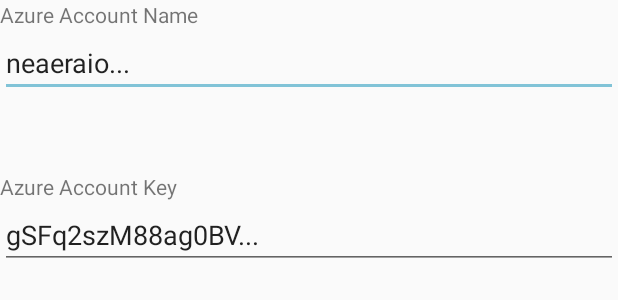
After one commit to TonyEnglish/V2X_MobileApplication, an Android app: the layout settings_fragment.xml on its own in the app's theme, with its tools: preview values and no code run, on a phone screen of 412 x 824 dp. The commit adds this screen. Shown: the top 300 px of the screen. Run offline under Robolectric (Android 15) with nearby library versions, the phone set to English and light mode, and no system bars.

Commit message:
Added main and settings pages

```diff
--- a/WZDCTool/app/src/main/java/com/wzdctool/android/SecondFragmentViewModel.kt
+++ b/WZDCTool/app/src/main/java/com/wzdctool/android/SecondFragmentViewModel.kt
@@ -246,7 +246,7 @@ class SecondFragmentViewModel : ViewModel() {
         dataLog.value = false
         dataLoggingVar = false
         gotRP.value = false
-        navigationLiveData.value = R.id.action_SecondFragment_to_FirstFragment
+        navigationLiveData.value = R.id.action_SecondFragment_to_MainFragment
 
         viewModelScope.launch(Dispatchers.IO) {
             DataFileRepository.dataFileName =
--- a/WZDCTool/app/src/main/java/com/wzdctool/android/repos/DataClassesRepository.kt
+++ b/WZDCTool/app/src/main/java/com/wzdctool/android/repos/DataClassesRepository.kt
@@ -26,6 +26,8 @@ object DataClassesRepository {
     val locationSourcesSubject: BehaviorSubject<List<String>> = BehaviorSubject.create<List<String>>()
     // val dataLoggingSubject = BehaviorSubject.create<Boolean>(false)
 
+
+
     val notificationSubject: PublishSubject<String> = PublishSubject.create<String>()
     // val dataLoggingSubject = PublishSubject.createDefault<Boolean>() // MutableLiveData<Boolean>(false)
 
--- a/WZDCTool/app/src/main/res/layout/activity_main.xml
+++ b/WZDCTool/app/src/main/res/layout/activity_main.xml
@@ -10,13 +10,13 @@
         android:id="@+id/appBarLayout"
         android:layout_width="match_parent"
         android:layout_height="wrap_content"
-        android:background="#5350ba"
+        android:background="?attr/colorPrimary"
         android:theme="@style/AppTheme.AppBarOverlay">
 
         <androidx.appcompat.widget.Toolbar
             android:id="@+id/toolbar"
             android:layout_width="match_parent"
-            android:layout_height="0dp"
+            android:layout_height="?attr/actionBarSize"
             android:background="?attr/colorPrimary"
             app:popupTheme="@style/AppTheme.PopupOverlay" />
 
@@ -120,7 +120,7 @@
 
     <include layout="@layout/content_main" />
 
-    <!--    <com.google.android.material.floatingactionbutton.FloatingActionButton-->
+<!--        <com.google.android.material.floatingactionbutton.FloatingActionButton-->
 <!--        android:id="@+id/fab"-->
 <!--        android:layout_width="wrap_content"-->
 <!--        android:layout_height="wrap_content"-->
--- /dev/null
+++ b/WZDCTool/app/src/main/res/layout/settings_fragment.xml
@@ -0,0 +1,44 @@
+<?xml version="1.0" encoding="utf-8"?>
+<RelativeLayout xmlns:android="http://schemas.android.com/apk/res/android"
+    xmlns:tools="http://schemas.android.com/tools"
+    android:layout_width="match_parent"
+    android:layout_height="match_parent"
+    tools:context=".SettingsFragment">
+
+    <LinearLayout
+        android:layout_width="match_parent"
+        android:layout_height="match_parent"
+        android:orientation="vertical">
+
+        <TextView
+            android:layout_width="match_parent"
+            android:layout_height="wrap_content"
+            android:text="Azure Account Name" />
+
+        <EditText
+            android:id="@+id/editTextAccountName"
+            android:layout_width="match_parent"
+            android:layout_height="wrap_content"
+            android:ems="10"
+            android:inputType="textPersonName"
+            android:text="neaeraio..."
+            android:autofillHints="STUFF" />
+
+        <TextView
+            android:layout_width="match_parent"
+            android:layout_height="wrap_content"
+            android:layout_marginTop="50dp"
+            android:text="Azure Account Key" />
+
+        <EditText
+            android:id="@+id/editTextAccountKey"
+            android:layout_width="match_parent"
+            android:layout_height="wrap_content"
+            android:ems="10"
+            android:inputType="textPersonName"
+            android:text="gSFq2szM88ag0BV..."
+            android:autofillHints="STUFF" />
+
+    </LinearLayout>
+
+</RelativeLayout>
```
Also changed, not shown: WZDCTool/app/src/main/java/com/wzdctool/android/MainActivity.kt (+12 -4 lines), WZDCTool/app/src/main/java/com/wzdctool/android/MainFragment.kt (added, +50 -0 lines), WZDCTool/app/src/main/java/com/wzdctool/android/MainFragmentViewModel.kt (added, +7 -0 lines), WZDCTool/app/src/main/java/com/wzdctool/android/SettingsFragment.kt (added, +31 -0 lines), WZDCTool/app/src/main/java/com/wzdctool/android/SettingsFragmentViewModel.kt (added, +7 -0 lines), WZDCTool/app/src/main/res/layout/main_fragment.xml (added, +33 -0 lines), WZDCTool/app/src/main/res/navigation/nav_graph.xml (+24 -6 lines).
